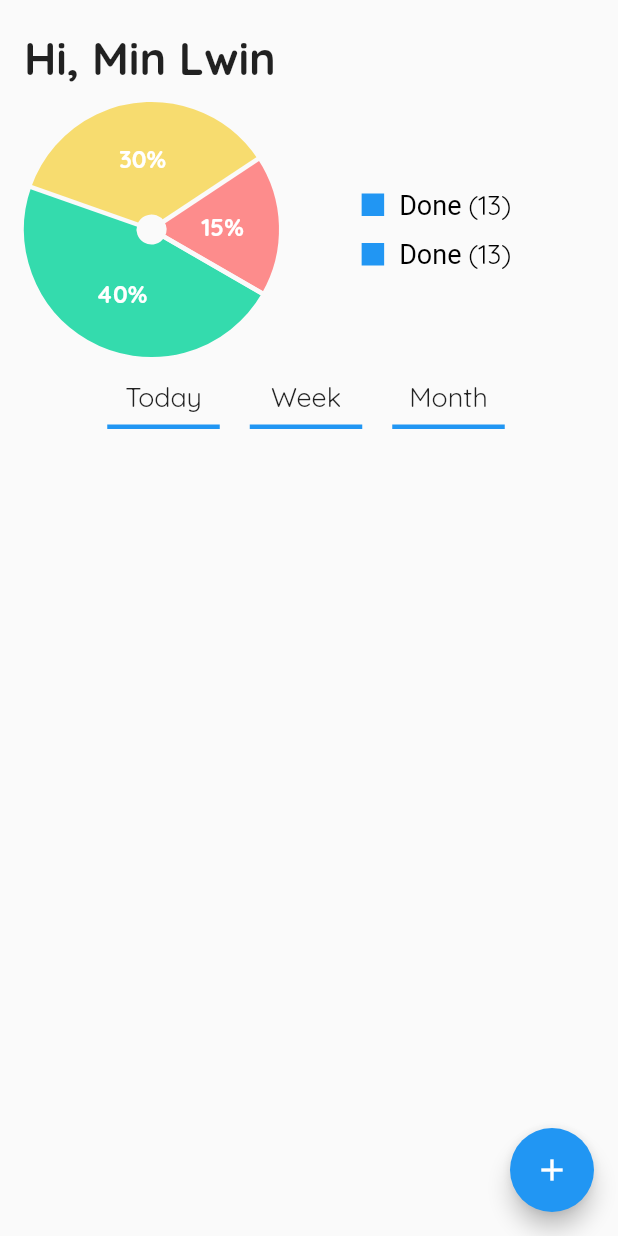
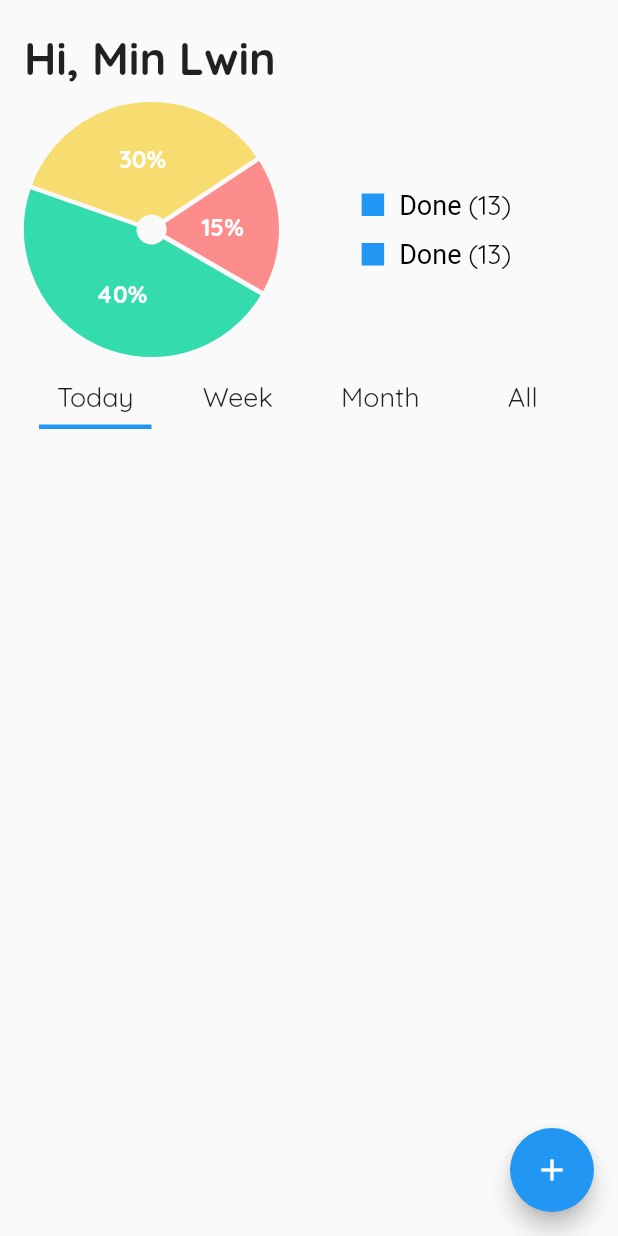
Before and after one commit to Minlwinkyaw307/task-manager, a Flutter app: the screen it shows after launch, on a phone screen of 412 x 824 dp. Run offline on Flutter 3.47's test engine with Material 2 defaults, Android fonts, the phone set to English and light mode, and no system bars; drawn by our look-alikes of fl_chart; our stand-ins replace shared_preferences, sqflite; accounts and stored records are empty.

```diff
--- a/lib/page/home_page.dart
+++ b/lib/page/home_page.dart
@@ -20,12 +20,86 @@ class _HomePageState extends State<HomePage> {
   PageController _pageController;
   TaskProvider _taskProvider;
   bool _shouldShowPie = false;
+  int _currentPage = 0;
 
 
   @override
   void initState() {
     super.initState();
     _pageController = PageController();
+  }
+  Widget _topMenuBar(String title, int index){
+    bool active = index == _currentPage;
+    double width = active ? 75 : 0;
+
+    return GestureDetector(
+      onTap: () {
+        _currentPage = index;
+        _pageController.jumpToPage(index);
+      },
+      child: Container(
+        width: 75,
+        child: Column(
+          children: <Widget>[
+            Container(
+              width: 75,
+              child: Text(
+                title,
+                textAlign: TextAlign.center,
+                style: TextStyle(
+                  fontSize: 18,
+                ),
+              ),
+            ),
+            active ? Container(
+              margin: const EdgeInsets.only(
+                top: 7,
+              ),
+              width: width,
+              height: 3,
+              color: Colors.blue,
+            ) : Container(),
+          ],
+          mainAxisSize: MainAxisSize.min,
+        ),
+      ),
+    );
+  }
+
+  Widget _taskListPageView(BuildContext context, BoxConstraints constraints, List<Task> sortedTasks){
+    return Container(
+      width: constraints.maxWidth,
+      height: constraints.maxHeight,
+      margin: const EdgeInsets.only(
+        top: 15,
+      ),
+      child: SingleChildScrollView(
+        child: Container(
+          width: constraints.maxWidth,
+          height:
+          constraints.maxHeight * 0.95,
+          margin: EdgeInsets.only(
+            top: 10,
+            bottom: 20,
+          ),
+          child: ListView.builder(
+            itemCount: sortedTasks.length,
+            itemBuilder:
+                (context, index) {
+              return Container(
+                padding: const EdgeInsets.symmetric(
+                  horizontal: 16,
+                ),
+                child: TaskCardView(
+                  currentTask:
+                  sortedTasks[index],
+                ),
+              );
+            },
+          ),
+        ),
+      ),
+    );
   }
 
   @override
@@ -116,83 +190,15 @@ class _HomePageState extends State<HomePage> {
                                   scrollDirection: Axis.horizontal,
                                   child: Row(
                                     mainAxisAlignment: MainAxisAlignment.start,
-                                    mainAxisSize: MainAxisSize.max,
+                                    crossAxisAlignment: CrossAxisAlignment.start,
                                     children: <Widget>[
-                                      Container(
-                                        margin: const EdgeInsets.only(
-                                          right: 20,
-                                        ),
-                                        padding: const EdgeInsets.only(
-                                          left: 16,
-                                        ),
-                                        child: Column(
-                                          children: <Widget>[
-                                            Text(
-                                              "Today",
-                                              style: TextStyle(
-                                                fontSize: 18,
-                                              ),
-                                            ),
-                                            Container(
-                                              margin: const EdgeInsets.only(
-                                                top: 7,
-                                              ),
-                                              width: 75,
-                                              height: 3,
-                                              color: Colors.blue,
-                                            )
-                                          ],
-                                          mainAxisSize: MainAxisSize.min,
-                                        ),
-                                      ),
-                                      Container(
-                                        margin: const EdgeInsets.only(
-                                          right: 20,
-                                        ),
-                                        child: Column(
-                                          children: <Widget>[
-                                            Text(
-                                              "Week",
-                                              style: TextStyle(
-                                                fontSize: 18,
-                                              ),
-                                            ),
-                                            Container(
-                                              margin: const EdgeInsets.only(
-                                                top: 7,
-                                              ),
-                                              width: 75,
-                                              height: 3,
-                                              color: Colors.blue,
-                                            )
-                                          ],
-                                          mainAxisSize: MainAxisSize.min,
-                                        ),
-                                      ),
-                                      Container(
-                                        margin: const EdgeInsets.only(
-                                          right: 20,
-                                        ),
-                                        child: Column(
-                                          children: <Widget>[
-                                            Text(
-                                              "Month",
-                                              style: TextStyle(
-                                                fontSize: 18,
-                                              ),
-                                            ),
-                                            Container(
-                                              margin: const EdgeInsets.only(
-                                                top: 7,
-                                              ),
-                                              width: 75,
-                                              height: 3,
-                                              color: Colors.blue,
-                                            )
-                                          ],
-                                          mainAxisSize: MainAxisSize.min,
-                                        ),
-                                      ),
+                                      _topMenuBar('Today', 0),
+                                      SizedBox(width:20,),
+                                      _topMenuBar('Week', 1),
+                                      SizedBox(width:20,),
+                                      _topMenuBar('Month', 2),
+                                      SizedBox(width:20,),
+                                      _topMenuBar('All', 3),
                                     ],
                                   ),
                                 ),
@@ -205,47 +211,18 @@ class _HomePageState extends State<HomePage> {
                                       height: constraints.maxHeight,
 
                                       child: PageView(
+                                        controller: _pageController,
                                         scrollDirection: Axis.horizontal,
                                         onPageChanged: (pageNo) {
-                                          print("Page Number " +
-                                              pageNo.toString());
+                                          setState(() {
+                                            _currentPage = pageNo;
+                                          });
                                         },
                                         children: <Widget>[
-                                          Container(
-                                            width: constraints.maxWidth,
-                                            height: constraints.maxHeight,
-                                            margin: const EdgeInsets.only(
-                                              top: 15,
-                                            ),
-                                            child: SingleChildScrollView(
-                                              child: Container(
-                                                width: constraints.maxWidth,
-                                                height:
-                                                    constraints.maxHeight * 0.95,
-                                                margin: EdgeInsets.only(
-                                                  top: 10,
-                                                  bottom: 20,
-                                                ),
-                                                child: ListView.builder(
-                                                  itemCount: this
-                                                      ._taskProvider
-                                                      .allTaskCount(),
-                                                  itemBuilder:
-                                                      (context, index) {
-                                                    return Container(
-                                                      padding: const EdgeInsets.symmetric(
-                                                        horizontal: 16,
-                                                      ),
-                                                      child: TaskCardView(
-                                                        currentTask:
-                                                            allTasks[index],
-                                                      ),
-                                                    );
-                                                  },
-                                                ),
-                                              ),
-                                            ),
-                                          ),
+                                          _taskListPageView(context, constraints, allTasks),
+                                          _taskListPageView(context, constraints, [...allTasks, ...allTasks]),
+                                          _taskListPageView(context, constraints, allTasks),
+                                          _taskListPageView(context, constraints, allTasks),
                                         ],
                                       ),
                                     );
```
